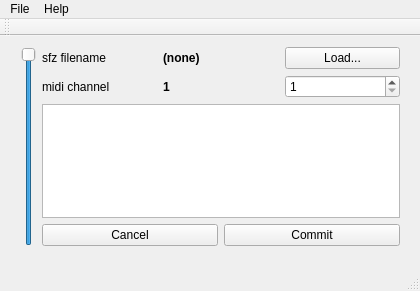
be1/qliquidsfz, file liquidmainwindow.ui: the form before one commit.
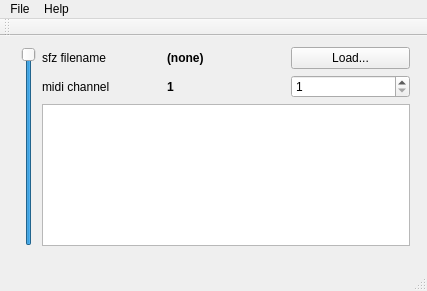
The form after the commit.

Commit message: Remove useless Buttons.

Patch:
```diff
--- a/liquidmainwindow.ui
+++ b/liquidmainwindow.ui
@@ -6,7 +6,7 @@
    <rect>
     <x>0</x>
     <y>0</y>
-    <width>420</width>
+    <width>427</width>
     <height>291</height>
    </rect>
   </property>
@@ -43,7 +43,7 @@
      <rect>
       <x>10</x>
       <y>0</y>
-      <width>401</width>
+      <width>411</width>
       <height>221</height>
      </rect>
     </property>
@@ -139,22 +139,7 @@
         </widget>
        </item>
        <item>
-        <layout class="QHBoxLayout" name="horizontalLayout_3">
-         <item>
-          <widget class="QPushButton" name="cancelButton">
-           <property name="text">
-            <string>Cancel</string>
-           </property>
-          </widget>
-         </item>
-         <item>
-          <widget class="QPushButton" name="commitButton">
-           <property name="text">
-            <string>Commit</string>
-           </property>
-          </widget>
-         </item>
-        </layout>
+        <layout class="QHBoxLayout" name="horizontalLayout_3"/>
        </item>
       </layout>
      </item>
@@ -166,7 +151,7 @@
     <rect>
      <x>0</x>
      <y>0</y>
-     <width>420</width>
+     <width>427</width>
      <height>31</height>
     </rect>
    </property>
```
The commit also changes 3 other files.
